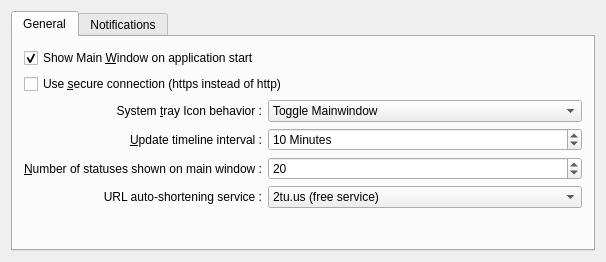
Qt form src/prefs_base.ui (KDE/choqok) before a commit.
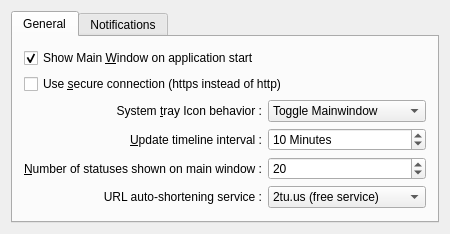
The same form after that commit. Custom widgets are drawn as their Qt base class.

Commit message: Improvements on UI (better expanding), Identi.ca is default selected service on new account dialog.

What changed in the file:
```diff
--- a/src/prefs_base.ui
+++ b/src/prefs_base.ui
@@ -5,8 +5,8 @@
    <rect>
     <x>0</x>
     <y>0</y>
-    <width>606</width>
-    <height>262</height>
+    <width>450</width>
+    <height>231</height>
    </rect>
   </property>
   <layout class="QGridLayout" name="gridLayout_3" >
@@ -63,7 +63,7 @@
            <item row="0" column="1" >
             <widget class="KComboBox" name="kcfg_systrayTriggerType" >
              <property name="sizePolicy" >
-              <sizepolicy vsizetype="Fixed" hsizetype="Expanding" >
+              <sizepolicy vsizetype="Fixed" hsizetype="MinimumExpanding" >
                <horstretch>0</horstretch>
                <verstretch>0</verstretch>
               </sizepolicy>
@@ -128,7 +128,7 @@
              </property>
             </widget>
            </item>
-           <item row="4" column="0" >
+           <item row="3" column="0" >
             <widget class="QLabel" name="label_6" >
              <property name="text" >
               <string>URL auto-shortening service :</string>
@@ -138,8 +138,14 @@
              </property>
             </widget>
            </item>
-           <item row="4" column="1" >
+           <item row="3" column="1" >
             <widget class="KComboBox" name="kcfg_shortenService" >
+             <property name="sizePolicy" >
+              <sizepolicy vsizetype="Fixed" hsizetype="MinimumExpanding" >
+               <horstretch>0</horstretch>
+               <verstretch>0</verstretch>
+              </sizepolicy>
+             </property>
              <property name="currentIndex" >
               <number>1</number>
              </property>
@@ -162,6 +168,12 @@
            </item>
            <item row="2" column="0" >
             <widget class="QLabel" name="label_5" >
+             <property name="sizePolicy" >
+              <sizepolicy vsizetype="Preferred" hsizetype="MinimumExpanding" >
+               <horstretch>0</horstretch>
+               <verstretch>0</verstretch>
+              </sizepolicy>
+             </property>
              <property name="maximumSize" >
               <size>
                <width>16777215</width>
```
The commit also changes 2 other files.
